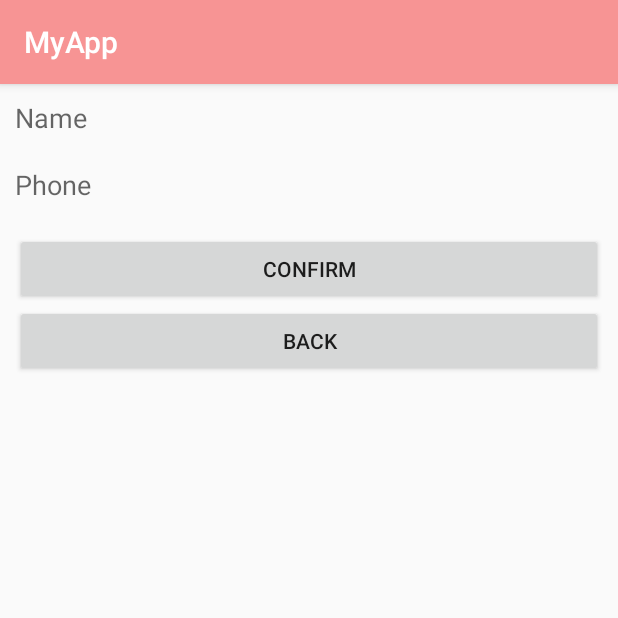
After one commit to talhamughal1997/AppLikeUberAndCareem, an Android app: the CustomerSettingActivity screen opened directly, with no data from a screen before it, on a phone screen of 412 x 824 dp, the top half of it. The commit adds this screen. Run offline under Robolectric (Android 15) with nearby library versions, the phone set to English and light mode, and no system bars; our stand-ins replace Firebase (no records; nobody signed in at launch, a user with empty details on screens opened directly).

Commit message:
third commit

```diff
--- a/app/src/main/AndroidManifest.xml
+++ b/app/src/main/AndroidManifest.xml
@@ -1,7 +1,6 @@
 <?xml version="1.0" encoding="utf-8"?>
 <manifest xmlns:android="http://schemas.android.com/apk/res/android"
     package="com.example.myapp">
-
     <!--
          The ACCESS_COARSE/FINE_LOCATION permissions are not required to use
          Google Maps Android API v2, but you must specify either coarse or fine
@@ -18,7 +17,7 @@
         android:roundIcon="@mipmap/ic_launcher_round"
         android:supportsRtl="true"
         android:theme="@style/AppTheme">
-
+        <activity android:name=".CustomerSettingActivity"></activity>
         <!--
              The API key for Google Maps-based APIs is defined as a string resource.
              (See the file "res/values/google_maps_api.xml").
@@ -33,7 +32,7 @@
 
         <activity
             android:name=".Activity.CustomersMapActivity"
-            android:label="@string/title_activity_customers_map"></activity>
+            android:label="@string/title_activity_customers_map" />
         <activity
             android:name=".Activity.DriverMapActivity"
             android:label="@string/title_activity_driver_map" />
--- a/app/src/main/java/com/example/myapp/Activity/MainActivity.java
+++ b/app/src/main/java/com/example/myapp/Activity/MainActivity.java
@@ -72,11 +72,13 @@ public class MainActivity extends AppCompatActivity implements View.OnClickListe
             case R.id.btnCustomers: {
                 //signIn();
                  new ChangeActivities().ChangeActivity(MainActivity.this, CustomersLogInActivity.class);
+                 finish();
                 break;
             }
 
             case R.id.btnDrivers: {
                 new ChangeActivities().ChangeActivity(MainActivity.this, DriversLogInActivity.class);
+                finish();
                 break;
             }
         }
--- /dev/null
+++ b/app/src/main/java/com/example/myapp/CustomerSettingActivity.java
@@ -0,0 +1,106 @@
+package com.example.myapp;
+
+import android.os.Bundle;
+import android.support.annotation.NonNull;
+import android.support.v7.app.AppCompatActivity;
+import android.view.View;
+import android.widget.Button;
+import android.widget.EditText;
+
+import com.google.firebase.auth.FirebaseAuth;
+import com.google.firebase.database.DataSnapshot;
+import com.google.firebase.database.DatabaseError;
+import com.google.firebase.database.DatabaseReference;
+import com.google.firebase.database.FirebaseDatabase;
+import com.google.firebase.database.ValueEventListener;
+
+import java.util.HashMap;
+import java.util.Map;
+
+public class CustomerSettingActivity extends AppCompatActivity implements View.OnClickListener {
+
+    EditText txtName, txtPhone;
+    Button btnConfirm, btnBack;
+
+    FirebaseAuth mFirebaseAuth;
+    DatabaseReference mCustomerDatabase;
+
+    String userId, mName, mPhone;
+
+    @Override
+    protected void onCreate(Bundle savedInstanceState) {
+        super.onCreate(savedInstanceState);
+        setContentView(R.layout.activity_customer_setting);
+        ViewsInit();
+        ViewsListeners();
+
+        mFirebaseAuth = FirebaseAuth.getInstance();
+        userId = mFirebaseAuth.getCurrentUser().getUid();
+        mCustomerDatabase = FirebaseDatabase.getInstance().getReference().child("Users").child("Customers").child(userId);
+        userInfo();
+    }
+
+    private void ViewsListeners() {
+        btnConfirm.setOnClickListener(this);
+        btnBack.setOnClickListener(this);
+    }
+
+    private void ViewsInit() {
+        txtName = findViewById(R.id.edttxt_Name);
+        txtPhone = findViewById(R.id.edttxt_Phone);
+        btnConfirm = findViewById(R.id.btnConfirm);
+        btnBack = findViewById(R.id.btnBack);
+    }
+
+    @Override
+    public void onClick(View v) {
+        switch (v.getId()) {
+            case R.id.btnConfirm: {
+                saveUserInformation();
+                break;
+            }
+            case R.id.btnBack: {
+                finish();
+                break;
+            }
+        }
+    }
+
+    private void userInfo() {
+        mCustomerDatabase.addValueEventListener(new ValueEventListener() {
+            @Override
+            public void onDataChange(@NonNull DataSnapshot dataSnapshot) {
+
+                if (dataSnapshot.exists() && dataSnapshot.getChildrenCount() > 0) {
+                    Map<String, Object> map = (Map<String, Object>) dataSnapshot.getValue();
+                    if (map.get("name") != null) {
+                        mName = map.get("name").toString();
+                        txtName.setText(mName);
+                    }
+                    if (map.get("phone") != null) {
+                        mPhone = map.get("phone").toString();
+                        txtPhone.setText(mPhone);
+                    }
+                }
+
+            }
+
+            @Override
+            public void onCancelled(@NonNull DatabaseError databaseError) {
+
+            }
+        });
+    }
+
+    private void saveUserInformation() {
+        mName = txtName.getText().toString();
+        mPhone = txtPhone.getText().toString();
+
+        Map userInfo = new HashMap();
+        userInfo.put("name",mName);
+        userInfo.put("phone",mPhone);
+        mCustomerDatabase.updateChildren(userInfo);
+
+        finish();
+    }
+}
--- /dev/null
+++ b/app/src/main/res/layout/activity_customer_setting.xml
@@ -0,0 +1,43 @@
+<?xml version="1.0" encoding="utf-8"?>
+<LinearLayout xmlns:android="http://schemas.android.com/apk/res/android"
+    xmlns:tools="http://schemas.android.com/tools"
+    android:layout_width="match_parent"
+    android:layout_height="match_parent"
+    android:orientation="vertical"
+    android:padding="10dp"
+    android:focusableInTouchMode="true"
+    tools:context=".CustomerSettingActivity">
+
+    <EditText
+        android:id="@+id/edttxt_Name"
+        android:layout_width="match_parent"
+        android:layout_height="wrap_content"
+        android:layout_marginBottom="20dp"
+        android:background="@null"
+        android:hint="Name" />
+
+    <EditText
+        android:id="@+id/edttxt_Phone"
+        android:layout_width="match_parent"
+        android:layout_height="wrap_content"
+        android:layout_marginBottom="20dp"
+        android:background="@null"
+        android:hint="Phone"
+        android:inputType="phone" />
+
+    <Button
+        android:id="@+id/btnConfirm"
+        android:layout_width="match_parent"
+        android:layout_height="wrap_content"
+        android:layout_gravity="center"
+        android:text="Confirm"
+        android:textAllCaps="true" />
+    <Button
+        android:id="@+id/btnBack"
+        android:layout_width="match_parent"
+        android:layout_height="wrap_content"
+        android:layout_gravity="center"
+        android:text="Back"
+        android:textAllCaps="true" />
+
+</LinearLayout>
```
Also changed, not shown: app/src/main/java/com/example/myapp/Activity/CustomersMapActivity.java (+19 -30 lines), app/src/main/java/com/example/myapp/Activity/DriverMapActivity.java (+13 -4 lines), app/src/main/res/layout/activity_customers_map.xml (+10 -1 lines), app/src/main/res/mipmap-mdpi/car.png (added).
